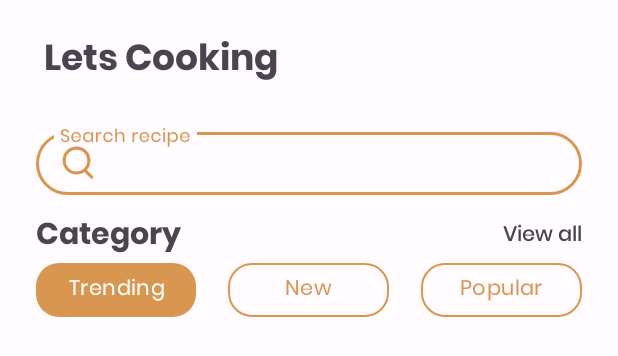
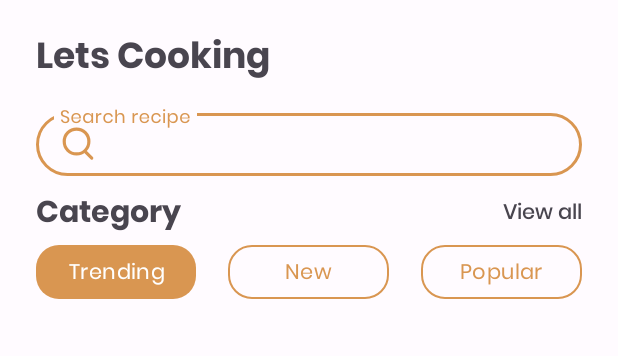
Before and after one commit to spartak0/RecipesApp, an Android app: the layout fragment_home.xml on its own in the app's theme, with its tools: preview values and no code run, on a phone screen of 412 x 824 dp. Shown: the top 356 px of the screen. Run offline under Robolectric (Android 15) with nearby library versions, the phone set to English and light mode, and no system bars.

Commit message:
[fix] review corrections

```diff
--- /dev/null
+++ b/app/src/main/java/com/spartak/recipesapp/domain/model/Recipe.kt
@@ -0,0 +1,3 @@
+package com.spartak.recipesapp.domain.model
+
+data class Recipe(val id: Int, val author: String, val name: String, val image: String)
--- a/app/src/main/java/com/spartak/recipesapp/domain/model/Recype.kt
+++ /dev/null
@@ -1,3 +0,0 @@
-package com.spartak.recipesapp.domain.model
-
-data class Recype(val id:Int, val author:String, val name:String, val image:String)
--- a/app/src/main/res/layout/activity_main.xml
+++ b/app/src/main/res/layout/activity_main.xml
@@ -7,7 +7,7 @@
     tools:context=".ui.main_activity.MainActivity">
 
     <androidx.fragment.app.FragmentContainerView
-        android:id="@+id/rootFragmentContainer"
+        android:id="@+id/container"
         android:name="androidx.navigation.fragment.NavHostFragment"
         android:layout_width="match_parent"
         android:layout_height="match_parent"
--- a/app/src/main/res/layout/fragment_home.xml
+++ b/app/src/main/res/layout/fragment_home.xml
@@ -7,10 +7,10 @@
     tools:context=".ui.home_screen.HomeFragment">
 
     <TextView
-        android:id="@+id/homeTitleTV"
+        android:id="@+id/tv_title"
         android:layout_width="wrap_content"
         android:layout_height="wrap_content"
-        android:layout_marginStart="29dp"
+        android:layout_marginStart="24dp"
         android:layout_marginTop="20dp"
         android:text="@string/lets_cooking"
         android:textFontWeight="700"
@@ -19,20 +19,20 @@
         app:layout_constraintTop_toTopOf="parent" />
 
     <com.google.android.material.textfield.TextInputLayout
-        android:id="@+id/textInputLayout"
+        android:id="@+id/textInputLayout_search"
         style="@style/SearchBarRoundedStyle"
         android:layout_width="match_parent"
         android:layout_height="47dp"
         android:layout_marginStart="24dp"
-        android:layout_marginTop="21dp"
+        android:layout_marginTop="16dp"
         android:layout_marginEnd="24dp"
         app:layout_constraintEnd_toEndOf="parent"
         app:layout_constraintHorizontal_bias="0.724"
         app:layout_constraintStart_toStartOf="parent"
-        app:layout_constraintTop_toBottomOf="@+id/homeTitleTV">
+        app:layout_constraintTop_toBottomOf="@+id/tv_title">
 
         <com.google.android.material.textfield.TextInputEditText
-            android:id="@+id/textInputEditText"
+            android:id="@+id/textInputEditText_search"
             android:layout_width="match_parent"
             android:layout_height="match_parent"
             android:drawableStart="@drawable/search"
@@ -46,7 +46,7 @@
     </com.google.android.material.textfield.TextInputLayout>
 
     <RelativeLayout
-        android:id="@+id/relativeLayout4"
+        android:id="@+id/relativeLayout"
         android:layout_width="match_parent"
         android:layout_height="wrap_content"
         android:layout_marginStart="24dp"
@@ -54,10 +54,10 @@
         android:layout_marginEnd="24dp"
         app:layout_constraintEnd_toEndOf="parent"
         app:layout_constraintStart_toStartOf="parent"
-        app:layout_constraintTop_toBottomOf="@+id/textInputLayout">
+        app:layout_constraintTop_toBottomOf="@+id/textInputLayout_search">
 
         <TextView
-            android:id="@+id/categoryTV"
+            android:id="@+id/tv_category"
             android:layout_width="wrap_content"
             android:layout_height="wrap_content"
             android:layout_alignParentStart="true"
@@ -67,7 +67,7 @@
             android:textSize="20sp" />
 
         <TextView
-            android:id="@+id/vieAllTV"
+            android:id="@+id/tv_viewAll"
             android:layout_width="wrap_content"
             android:layout_height="wrap_content"
             android:layout_alignParentEnd="true"
@@ -78,65 +78,66 @@
     </RelativeLayout>
 
     <RadioGroup
-        android:id="@+id/categoryBtnGroup"
-        android:checkedButton="@+id/trendingBtn"
+        android:id="@+id/btnGroup_category"
         android:layout_width="match_parent"
         android:layout_height="wrap_content"
         android:layout_marginStart="24dp"
+        android:layout_marginTop="8dp"
         android:layout_marginEnd="24dp"
+        android:checkedButton="@+id/btn_trending"
         android:orientation="horizontal"
         app:layout_constraintEnd_toEndOf="parent"
         app:layout_constraintStart_toStartOf="parent"
-        app:layout_constraintTop_toBottomOf="@+id/relativeLayout4">
+        app:layout_constraintTop_toBottomOf="@+id/relativeLayout">
 
         <RadioButton
-            android:id="@+id/trendingBtn"
-            android:background="@drawable/category_btn_background"
-            android:button="@null"
-            android:textAlignment="center"
-            android:textColor="@color/text_category_btn_color"
+            android:id="@+id/btn_trending"
             android:layout_width="0dp"
             android:layout_height="36dp"
             android:layout_weight="1"
+            android:background="@drawable/category_btn_background"
+            android:button="@null"
             android:padding="0dp"
             android:text="@string/trending"
+            android:textAlignment="center"
+            android:textColor="@color/text_category_btn_color"
             app:layout_constraintStart_toStartOf="parent"
             app:strokeColor="@color/primary" />
 
         <RadioButton
-            android:id="@+id/newBtn"
-            android:background="@drawable/category_btn_background"
-            android:button="@null"
-            android:textAlignment="center"
-            android:textColor="@color/text_category_btn_color"
+            android:id="@+id/btn_new"
             android:layout_width="0dp"
             android:layout_height="36dp"
             android:layout_marginStart="21dp"
             android:layout_marginEnd="21dp"
             android:layout_weight="1"
+            android:background="@drawable/category_btn_background"
+            android:button="@null"
             android:paddingVertical="0dp"
             android:text="@string/new_text"
-            app:layout_constraintEnd_toStartOf="@+id/popularBtn"
-            app:layout_constraintStart_toEndOf="@+id/trendingBtn"
+            android:textAlignment="center"
+            android:textColor="@color/text_category_btn_color"
+            app:layout_constraintEnd_toStartOf="@+id/btn_popular"
+            app:layout_constraintStart_toEndOf="@+id/btn_trending"
             app:strokeColor="@color/primary" />
 
         <RadioButton
-            android:id="@+id/popularBtn"
-            android:background="@drawable/category_btn_background"
-            android:button="@null"
-            android:textAlignment="center"
-            android:textColor="@color/text_category_btn_color"
+            android:id="@+id/btn_popular"
             android:layout_width="0dp"
             android:layout_height="36dp"
             android:layout_weight="1"
+            android:background="@drawable/category_btn_background"
+            android:button="@null"
             android:padding="0dp"
             android:text="@string/popular"
+            android:textAlignment="center"
+            android:textColor="@color/text_category_btn_color"
             app:layout_constraintEnd_toEndOf="parent"
             app:strokeColor="@color/primary" />
     </RadioGroup>
 
     <androidx.recyclerview.widget.RecyclerView
-        android:id="@+id/recypeRecycler"
+        android:id="@+id/recycler_recipes"
         android:layout_width="match_parent"
         android:layout_height="0dp"
         android:layout_marginTop="6dp"
@@ -144,7 +145,7 @@
         app:layout_constraintEnd_toEndOf="parent"
         app:layout_constraintHorizontal_bias="0.0"
         app:layout_constraintStart_toStartOf="parent"
-        app:layout_constraintTop_toBottomOf="@+id/categoryBtnGroup"
+        app:layout_constraintTop_toBottomOf="@+id/btnGroup_category"
         app:layout_constraintVertical_bias="0.0" />
 
 </androidx.constraintlayout.widget.ConstraintLayout>
--- a/app/src/main/res/layout/fragment_main.xml
+++ b/app/src/main/res/layout/fragment_main.xml
@@ -8,7 +8,7 @@
     tools:context=".ui.main_screen.MainFragment">
 
     <androidx.viewpager2.widget.ViewPager2
-        android:id="@+id/bottomNavigationViewPager"
+        android:id="@+id/container"
         android:layout_width="match_parent"
         android:layout_height="0dp"
         android:layout_weight="1" />
--- a/app/src/main/res/layout/fragment_splash.xml
+++ b/app/src/main/res/layout/fragment_splash.xml
@@ -8,7 +8,7 @@
     tools:context=".ui.splash_screen.SplashFragment">
 
     <ImageView
-        android:id="@+id/imageView"
+        android:id="@+id/imageView_background"
         android:layout_width="wrap_content"
         android:layout_height="wrap_content"
         android:scaleType="centerCrop"
@@ -20,7 +20,7 @@
         app:layout_constraintTop_toTopOf="parent" />
 
     <TextView
-        android:id="@+id/textView"
+        android:id="@+id/tv_appName"
         android:layout_width="wrap_content"
         android:layout_height="wrap_content"
         android:includeFontPadding="false"
@@ -35,7 +35,7 @@
         app:layout_constraintTop_toTopOf="parent" />
 
     <View
-        android:id="@+id/view"
+        android:id="@+id/view_gradient"
         android:layout_width="wrap_content"
         android:layout_height="300dp"
         android:background="@drawable/white_linear_gradient"
--- a/app/src/main/res/values-night/themes.xml
+++ b/app/src/main/res/values-night/themes.xml
@@ -33,5 +33,6 @@
     <style name="Theme.RecipesApp" parent="Base.Theme.RecipesApp">
         <item name="android:windowLayoutInDisplayCutoutMode">shortEdges</item>
         <item name="android:fontFamily">@font/poppins_font</item>
+        <item name="android:includeFontPadding">false</item>
     </style>
 </resources>
--- a/app/src/main/res/values/themes.xml
+++ b/app/src/main/res/values/themes.xml
@@ -32,5 +32,7 @@
     <style name="Theme.RecipesApp" parent="Base.Theme.RecipesApp" >
         <item name="android:windowLayoutInDisplayCutoutMode">shortEdges</item>
         <item name="android:fontFamily">@font/poppins_font</item>
+        <item name="android:includeFontPadding">false</item>
+
     </style>
 </resources>
```
Also changed, not shown: app/build.gradle.kts (+5 -2 lines), app/src/main/java/com/spartak/recipesapp/ui/home_screen/HomeFragment.kt (+14 -22 lines), app/src/main/java/com/spartak/recipesapp/ui/home_screen/RecipeAdapter.kt (added, +38 -0 lines), app/src/main/java/com/spartak/recipesapp/ui/home_screen/RecypeAdapter.kt (deleted, +0 -38 lines), app/src/main/java/com/spartak/recipesapp/ui/main_screen/MainFragment.kt (+7 -21 lines), app/src/main/java/com/spartak/recipesapp/ui/saved_screen/SavedFragment.kt (+16 -22 lines), app/src/main/java/com/spartak/recipesapp/ui/splash_screen/SplashFragment.kt (+1 -17 lines), app/src/main/res/layout/fragment_saved.xml (+7 -7 lines), app/src/main/res/layout/recipe_card.xml (renamed from app/src/main/res/layout/recype_card.xml, +7 -7 lines).
